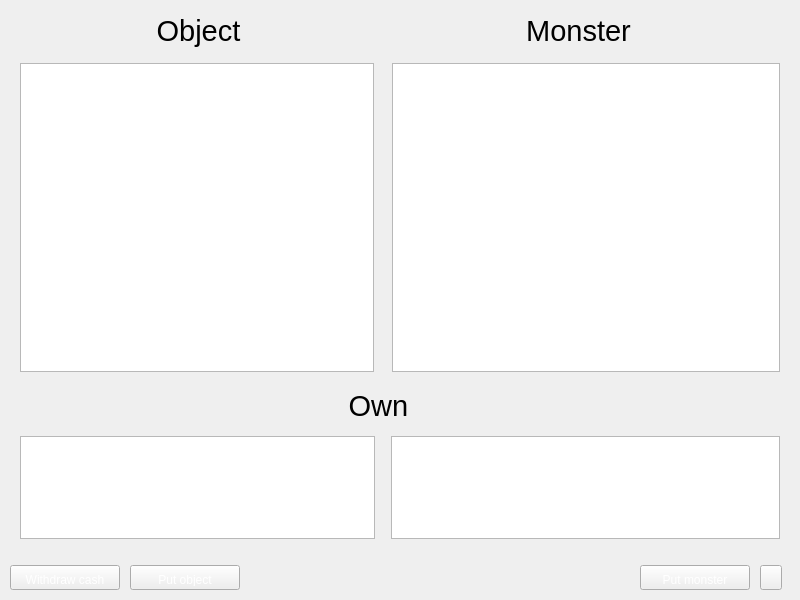
First picture: the form in client/qtcpu800x600/base/interface/BaseWindow.ui, repository alphaonex86/CatchChallenger, before the edit.
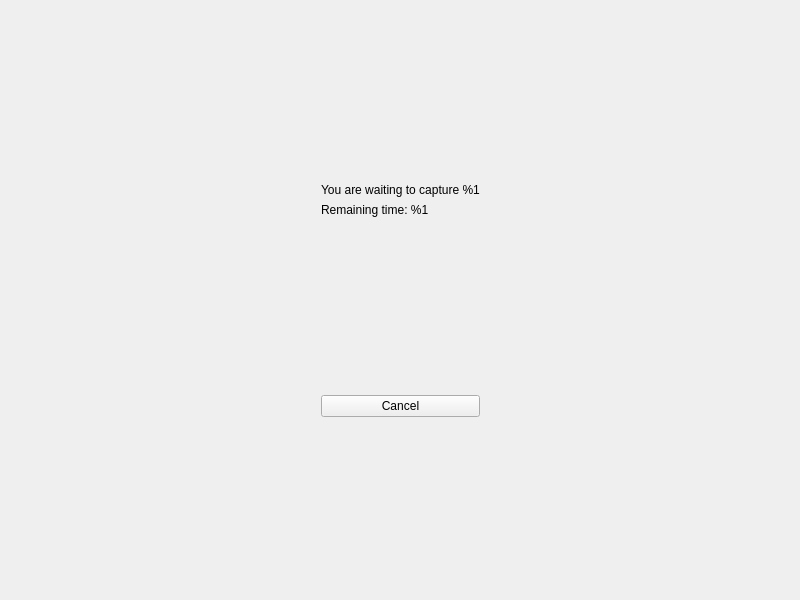
Second picture: the form after the edit. The open tabs and pages were chosen to show the change. Icons and pictures are not drawn.

Commit message: [Change] Drop market [Change] Add gameserver to client ping to improve map manager

Patch:
```diff
--- a/client/qtcpu800x600/base/interface/BaseWindow.ui
+++ b/client/qtcpu800x600/base/interface/BaseWindow.ui
@@ -6843,395 +6843,6 @@
          </item>
         </layout>
        </widget>
-       <widget class="QWidget" name="page_market">
-        <property name="styleSheet">
-         <string notr="true">#page_market{background-image: url(:/images/inventory/background.jpg);}</string>
-        </property>
-        <layout class="QHBoxLayout" name="horizontalLayout_55">
-         <property name="spacing">
-          <number>0</number>
-         </property>
-         <property name="leftMargin">
-          <number>0</number>
-         </property>
-         <property name="topMargin">
-          <number>0</number>
-         </property>
-         <property name="rightMargin">
-          <number>0</number>
-         </property>
-         <property name="bottomMargin">
-          <number>0</number>
-         </property>
-         <item>
-          <widget class="QFrame" name="market_layout">
-           <property name="styleSheet">
-            <string notr="true">#market_layout{background-image: url(:/images/inventory/market.png);}</string>
-           </property>
-           <widget class="QLabel" name="monsterDetailsName_2">
-            <property name="geometry">
-             <rect>
-              <x>20</x>
-              <y>5</y>
-              <width>357</width>
-              <height>51</height>
-             </rect>
-            </property>
-            <property name="minimumSize">
-             <size>
-              <width>357</width>
-              <height>51</height>
-             </size>
-            </property>
-            <property name="maximumSize">
-             <size>
-              <width>357</width>
-              <height>51</height>
-             </size>
-            </property>
-            <property name="font">
-             <font>
-              <pointsize>22</pointsize>
-             </font>
-            </property>
-            <property name="styleSheet">
-             <string notr="true">background-image: url(:/images/inventory/type.png);color: rgb(0, 0, 0);</string>
-            </property>
-            <property name="text">
-             <string notr="true">Object</string>
-            </property>
-            <property name="alignment">
-             <set>Qt::AlignCenter</set>
-            </property>
-           </widget>
-           <widget class="QLabel" name="monsterDetailsName_3">
-            <property name="geometry">
-             <rect>
-              <x>400</x>
-              <y>5</y>
-              <width>357</width>
-              <height>51</height>
-             </rect>
-            </property>
-            <property name="minimumSize">
-             <size>
-              <width>357</width>
-              <height>51</height>
-             </size>
-            </property>
-            <property name="maximumSize">
-             <size>
-              <width>357</width>
-              <height>51</height>
-             </size>
-            </property>
-            <property name="font">
-             <font>
-              <pointsize>22</pointsize>
-             </font>
-            </property>
-            <property name="styleSheet">
-             <string notr="true">background-image: url(:/images/inventory/type.png);color: rgb(0, 0, 0);</string>
-            </property>
-            <property name="text">
-             <string notr="true">Monster</string>
-            </property>
-            <property name="alignment">
-             <set>Qt::AlignCenter</set>
-            </property>
-           </widget>
-           <widget class="QLabel" name="monsterDetailsName_4">
-            <property name="geometry">
-             <rect>
-              <x>200</x>
-              <y>380</y>
-              <width>357</width>
-              <height>51</height>
-             </rect>
-            </property>
-            <property name="minimumSize">
-             <size>
-              <width>357</width>
-              <height>51</height>
-             </size>
-            </property>
-            <property name="maximumSize">
-             <size>
-              <width>357</width>
-              <height>51</height>
-             </size>
-            </property>
-            <property name="font">
-             <font>
-              <pointsize>22</pointsize>
-             </font>
-            </property>
-            <property name="styleSheet">
-             <string notr="true">background-image: url(:/images/inventory/type.png);color: rgb(0, 0, 0);</string>
-            </property>
-            <property name="text">
-             <string notr="true">Own</string>
-            </property>
-            <property name="alignment">
-             <set>Qt::AlignCenter</set>
-            </property>
-           </widget>
-           <widget class="QToolButton" name="marketQuit">
-            <property name="geometry">
-             <rect>
-              <x>760</x>
-              <y>565</y>
-              <width>22</width>
-              <height>25</height>
-             </rect>
-            </property>
-            <property name="minimumSize">
-             <size>
-              <width>22</width>
-              <height>25</height>
-             </size>
-            </property>
-            <property name="maximumSize">
-             <size>
-              <width>22</width>
-              <height>25</height>
-             </size>
-            </property>
-            <property name="styleSheet">
-             <string notr="true">QToolButton::hover {
-background-position:left center;
-}
-QToolButton::pressed {
-background-position:left bottom;
-}
-QToolButton { 
-background-image: url(:/images/interface/quit.png);
-border-image: url(:/images/empty.png);
-}</string>
-            </property>
-           </widget>
-           <widget class="QLabel" name="marketStat">
-            <property name="geometry">
-             <rect>
-              <x>210</x>
-              <y>570</y>
-              <width>341</width>
-              <height>20</height>
-             </rect>
-            </property>
-            <property name="textFormat">
-             <enum>Qt::RichText</enum>
-            </property>
-            <property name="alignment">
-             <set>Qt::AlignCenter</set>
-            </property>
-           </widget>
-           <widget class="QListWidget" name="marketObject">
-            <property name="geometry">
-             <rect>
-              <x>20</x>
-              <y>63</y>
-              <width>354</width>
-              <height>309</height>
-             </rect>
-            </property>
-            <property name="styleSheet">
-             <string notr="true">#marketObject{background-image: url(:/images/empty.png);color: rgb(0, 0, 0);}</string>
-            </property>
-            <property name="iconSize">
-             <size>
-              <width>24</width>
-              <height>24</height>
-             </size>
-            </property>
-           </widget>
-           <widget class="QListWidget" name="marketMonster">
-            <property name="geometry">
-             <rect>
-              <x>392</x>
-              <y>63</y>
-              <width>388</width>
-              <height>309</height>
-             </rect>
-            </property>
-            <property name="styleSheet">
-             <string notr="true">#marketMonster{background-image: url(:/images/empty.png);color: rgb(0, 0, 0);}</string>
-            </property>
-            <property name="iconSize">
-             <size>
-              <width>32</width>
-              <height>32</height>
-             </size>
-            </property>
-           </widget>
-           <widget class="QListWidget" name="marketOwnObject">
-            <property name="geometry">
-             <rect>
-              <x>20</x>
-              <y>436</y>
-              <width>355</width>
-              <height>103</height>
-             </rect>
-            </property>
-            <property name="styleSheet">
-             <string notr="true">#marketOwnObject{background-image: url(:/images/empty.png);color: rgb(0, 0, 0);}</string>
-            </property>
-            <property name="iconSize">
-             <size>
-              <width>24</width>
-              <height>24</height>
-             </size>
-            </property>
-           </widget>
-           <widget class="QListWidget" name="marketOwnMonster">
-            <property name="geometry">
-             <rect>
-              <x>391</x>
-              <y>436</y>
-              <width>389</width>
-              <height>103</height>
-             </rect>
-            </property>
-            <property name="styleSheet">
-             <string notr="true">#marketOwnMonster{background-image: url(:/images/empty.png);color: rgb(0, 0, 0);}</string>
-            </property>
-            <property name="iconSize">
-             <size>
-              <width>32</width>
-              <height>32</height>
-             </size>
-            </property>
-           </widget>
-           <widget class="QPushButton" name="marketWithdraw">
-            <property name="geometry">
-             <rect>
-              <x>10</x>
-              <y>565</y>
-              <width>110</width>
-              <height>25</height>
-             </rect>
-            </property>
-            <property name="minimumSize">
-             <size>
-              <width>110</width>
-              <height>25</height>
-             </size>
-            </property>
-            <property name="maximumSize">
-             <size>
-              <width>110</width>
-              <height>25</height>
-             </size>
-            </property>
-            <property name="styleSheet">
-             <string notr="true">QPushButton::hover {
-background-position:left center;
-}
-QPushButton::pressed {
-background-position:left bottom;
-}
-QPushButton { 
-background-image: url(:/images/interface/button-generic.png);
-border-image: url(:/images/empty.png);
-color: rgb(255, 255, 255);
-padding-left:4px;
-padding-right:4px;
-padding-top:8px;
-padding-bottom:3px;
-}</string>
-            </property>
-            <property name="text">
-             <string>Withdraw cash</string>
-            </property>
-           </widget>
-           <widget class="QPushButton" name="marketPutObject">
-            <property name="geometry">
-             <rect>
-              <x>130</x>
-              <y>565</y>
-              <width>110</width>
-              <height>25</height>
-             </rect>
-            </property>
-            <property name="minimumSize">
-             <size>
-              <width>110</width>
-              <height>25</height>
-             </size>
-            </property>
-            <property name="maximumSize">
-             <size>
-              <width>110</width>
-              <height>25</height>
-             </size>
-            </property>
-            <property name="styleSheet">
-             <string notr="true">QPushButton::hover {
-background-position:left center;
-}
-QPushButton::pressed {
-background-position:left bottom;
-}
-QPushButton { 
-background-image: url(:/images/interface/button-generic.png);
-border-image: url(:/images/empty.png);
-color: rgb(255, 255, 255);
-padding-left:4px;
-padding-right:4px;
-padding-top:8px;
-padding-bottom:3px;
-}</string>
-            </property>
-            <property name="text">
-             <string>Put object</string>
-            </property>
-           </widget>
-           <widget class="QPushButton" name="marketPutMonster">
-            <property name="geometry">
-             <rect>
-              <x>640</x>
-              <y>565</y>
-              <width>110</width>
-              <height>25</height>
-             </rect>
-            </property>
-            <property name="minimumSize">
-             <size>
-              <width>110</width>
-              <height>25</height>
-             </size>
-            </property>
-            <property name="maximumSize">
-             <size>
-              <width>110</width>
-              <height>25</height>
-             </size>
-            </property>
-            <property name="styleSheet">
-             <string notr="true">QPushButton::hover {
-background-position:left center;
-}
-QPushButton::pressed {
-background-position:left bottom;
-}
-QPushButton { 
-background-image: url(:/images/interface/button-generic.png);
-border-image: url(:/images/empty.png);
-color: rgb(255, 255, 255);
-padding-left:4px;
-padding-right:4px;
-padding-top:8px;
-padding-bottom:3px;
-}</string>
-            </property>
-            <property name="text">
-             <string>Put monster</string>
-            </property>
-           </widget>
-          </widget>
-         </item>
-        </layout>
-       </widget>
        <widget class="QWidget" name="page_animation">
         <layout class="QVBoxLayout" name="verticalLayoutPageAnimation">
          <property name="spacing">
```
Left out of the diff: 4 changed lines with no effect on the pictures. The commit also changes 41 other files.
